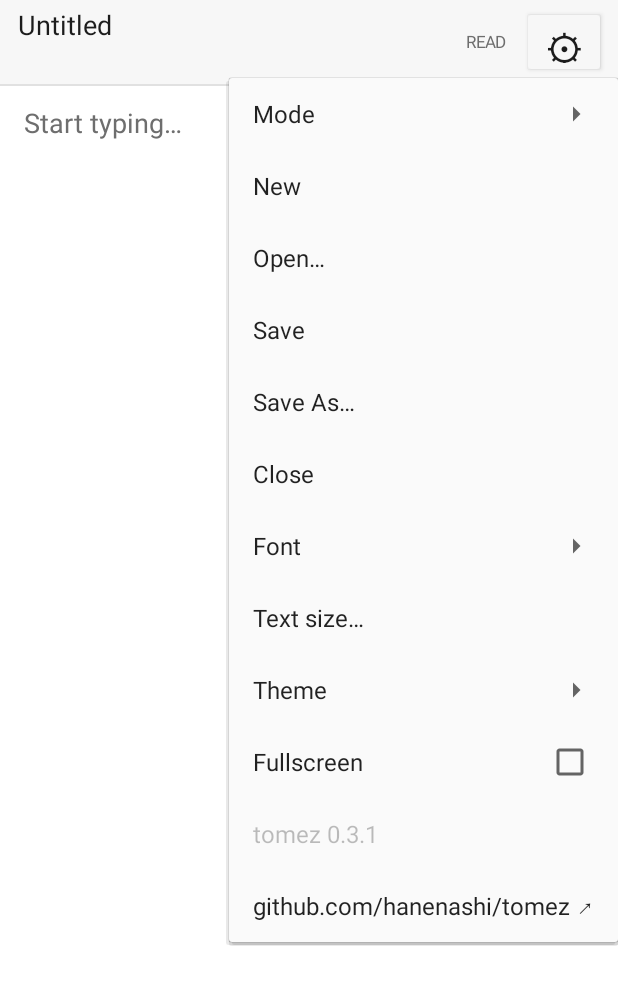
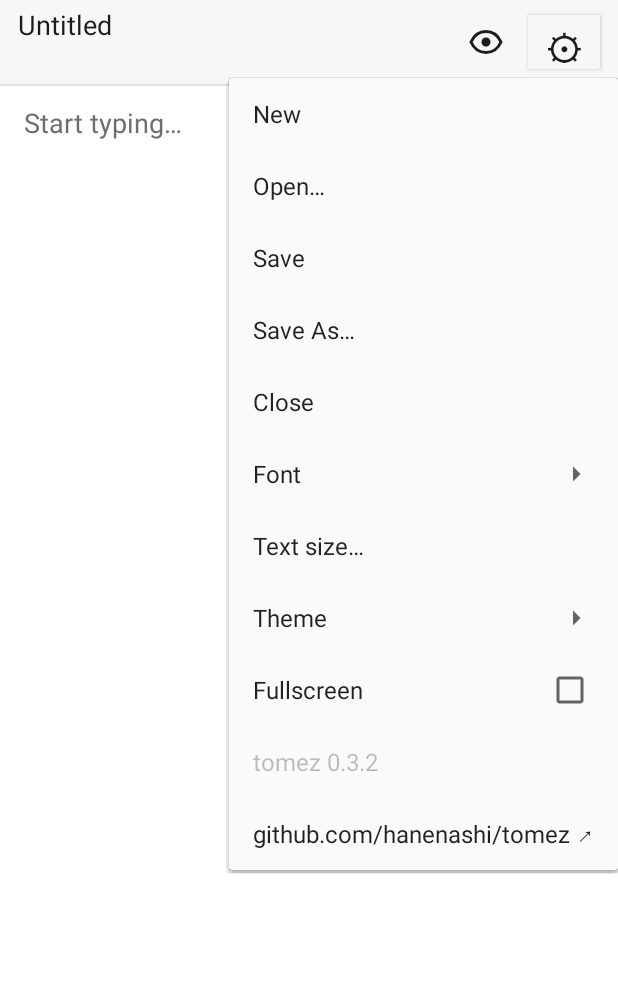
Before and after one commit to hanenashi/tomez, an Android app: the screen it shows after launch (MainActivity), after a tap on an icon or button, on a phone screen of 412 x 824 dp. Shown: the top 985 px of the screen. Run offline under Robolectric (Android 15) with nearby library versions, the light colour scheme and no system bars.

Commit message:
Simplify document path and add mode toggle icon

```diff
--- a/app/build.gradle
+++ b/app/build.gradle
@@ -10,8 +10,8 @@ android {
         applicationId 'com.hanenashi.tomez'
         minSdk 26
         targetSdk 35
-        versionCode 4
-        versionName '0.3.1'
+        versionCode 5
+        versionName '0.3.2'
     }
 
     compileOptions {
--- a/app/src/main/java/com/hanenashi/tomez/MainActivity.java
+++ b/app/src/main/java/com/hanenashi/tomez/MainActivity.java
@@ -32,6 +32,7 @@ import android.view.WindowInsetsController;
 import android.view.ContextThemeWrapper;
 import android.widget.Button;
 import android.widget.EditText;
+import android.widget.ImageButton;
 import android.widget.LinearLayout;
 import android.widget.PopupMenu;
 import android.widget.SeekBar;
@@ -68,8 +69,6 @@ public class MainActivity extends Activity {
     private static final int SAVE = 3;
     private static final int SAVE_AS = 4;
     private static final int CLOSE = 5;
-    private static final int MODE_READ = 6;
-    private static final int MODE_EDIT = 7;
     private static final int FONT_SANS = 10;
     private static final int FONT_SERIF = 11;
     private static final int FONT_MONO = 12;
@@ -92,7 +91,7 @@ public class MainActivity extends Activity {
     private TextView readView;
     private ScrollView readScroll;
     private TextView title;
-    private TextView modeLabel;
+    private ImageButton modeButton;
     private Button menuButton;
     private View toolbar;
     private View divider;
@@ -155,18 +154,22 @@ public class MainActivity extends Activity {
         title.setSingleLine(true);
         title.setEllipsize(TextUtils.TruncateAt.MIDDLE);
         title.setTextSize(18);
-        title.setOnClickListener(view -> new AlertDialog.Builder(themedContext())
-                .setTitle("File location")
-                .setMessage(documentPath)
-                .setPositiveButton("OK", null)
-                .show());
+        title.setOnLongClickListener(view -> {
+            new AlertDialog.Builder(themedContext())
+                    .setTitle("File location")
+                    .setMessage(documentPath)
+                    .setPositiveButton("OK", null)
+                    .show();
+            return true;
+        });
         toolbarRow.addView(title, new LinearLayout.LayoutParams(0, dp(48), 1));
 
-        modeLabel = new TextView(this);
-        modeLabel.setText("READ");
-        modeLabel.setTextSize(11);
-        modeLabel.setGravity(Gravity.CENTER);
-        toolbarRow.addView(modeLabel, new LinearLayout.LayoutParams(dp(48), dp(48)));
+        modeButton = new ImageButton(this);
+        modeButton.setImageResource(R.drawable.ic_read);
+        modeButton.setPadding(dp(12), dp(12), dp(12), dp(12));
+        modeButton.setContentDescription("Read mode. Tap to edit.");
+        modeButton.setOnClickListener(view -> setEditMode(!editMode));
+        toolbarRow.addView(modeButton, new LinearLayout.LayoutParams(dp(48), dp(48)));
 
         menuButton = new Button(this);
         menuButton.setText("⚙");
@@ -218,16 +221,13 @@ public class MainActivity extends Activity {
     private void showMenu(View anchor) {
         PopupMenu popup = new PopupMenu(themedContext(), anchor);
         Menu menu = popup.getMenu();
-        SubMenu modes = menu.addSubMenu(0, 0, 0, "Mode");
-        modes.add(300, MODE_READ, 0, "Read").setCheckable(true).setChecked(!editMode);
-        modes.add(300, MODE_EDIT, 1, "Edit").setCheckable(true).setChecked(editMode);
-        menu.add(0, NEW, 1, "New");
-        menu.add(0, OPEN, 2, "Open…");
-        menu.add(0, SAVE, 3, "Save");
-        menu.add(0, SAVE_AS, 4, "Save As…");
-        menu.add(0, CLOSE, 5, "Close");
+        menu.add(0, NEW, 0, "New");
+        menu.add(0, OPEN, 1, "Open…");
+        menu.add(0, SAVE, 2, "Save");
+        menu.add(0, SAVE_AS, 3, "Save As…");
+        menu.add(0, CLOSE, 4, "Close");
 
-        SubMenu fonts = menu.addSubMenu(0, 0, 6, "Font");
+        SubMenu fonts = menu.addSubMenu(0, 0, 5, "Font");
         int currentFont = preferences.getInt("font", FONT_SANS);
         fonts.add(100, FONT_SANS, 0, "System sans").setCheckable(true)
                 .setChecked(currentFont == FONT_SANS);
@@ -236,9 +236,9 @@ public class MainActivity extends Activity {
         fonts.add(100, FONT_MONO, 2, "Monospace").setCheckable(true)
                 .setChecked(currentFont == FONT_MONO);
 
-        menu.add(0, SIZE, 7, "Text size…");
+        menu.add(0, SIZE, 6, "Text size…");
 
-        SubMenu themes = menu.addSubMenu(0, 0, 8, "Theme");
+        SubMenu themes = menu.addSubMenu(0, 0, 7, "Theme");
         int currentTheme = preferences.getInt("theme", THEME_LIGHT);
         themes.add(200, THEME_LIGHT, 0, "Light").setCheckable(true)
                 .setChecked(currentTheme == THEME_LIGHT);
@@ -249,10 +249,10 @@ public class MainActivity extends Activity {
         themes.add(200, THEME_GREEN, 3, "Green (Matrix)").setCheckable(true)
                 .setChecked(currentTheme == THEME_GREEN);
 
-        menu.add(0, FULLSCREEN, 9, "Fullscreen").setCheckable(true)
+        menu.add(0, FULLSCREEN, 8, "Fullscreen").setCheckable(true)
                 .setChecked(preferences.getBoolean("fullscreen", false));
-        menu.add(0, 0, 10, "tomez " + BuildConfig.VERSION_NAME).setEnabled(false);
-        menu.add(0, GITHUB, 11, "github.com/hanenashi/tomez ↗");
+        menu.add(0, 0, 9, "tomez " + BuildConfig.VERSION_NAME).setEnabled(false);
+        menu.add(0, GITHUB, 10, "github.com/hanenashi/tomez ↗");
 
         popup.setOnMenuItemClickListener(item -> {
             int id = item.getItemId();
@@ -272,12 +272,6 @@ public class MainActivity extends Activity {
                     return true;
                 case SIZE:
                     showTextSizeDialog();
-                    return true;
-                case MODE_READ:
-                    setEditMode(false);
-                    return true;
-                case MODE_EDIT:
-                    setEditMode(true);
                     return true;
                 case FULLSCREEN:
                     preferences.edit().putBoolean("fullscreen",
@@ -429,7 +423,8 @@ public class MainActivity extends Activity {
         toolbar.setBackgroundColor(surface);
         divider.setBackgroundColor(line);
         title.setTextColor(foreground);
-        modeLabel.setTextColor(muted);
+        modeButton.setImageTintList(ColorStateList.valueOf(foreground));
+        modeButton.setBackgroundTintList(ColorStateList.valueOf(surface));
         editor.setTextColor(foreground);
         editor.setHintTextColor(muted);
         editor.setHighlightColor(Color.argb(90, Color.red(accent), Color.green(accent), Color.blue(accent)));
@@ -693,16 +688,31 @@ public class MainActivity extends Activity {
                 if (colon > 0 && colon < id.length() - 1) {
                     String volume = id.substring(0, colon);
                     String relative = id.substring(colon + 1);
-                    String root = "primary".equalsIgnoreCase(volume)
-                            ? "/storage/emulated/0" : "/storage/" + volume;
-                    return root + "/" + relative;
+                    if ("primary".equalsIgnoreCase(volume)) return relative;
+                    if ("home".equalsIgnoreCase(volume))
+                        return relative.startsWith("Documents/") ? relative : "Documents/" + relative;
+                    return volume + "/" + relative;
                 }
             } catch (IllegalArgumentException ignored) { }
         }
+        if ("com.android.providers.downloads.documents".equals(uri.getAuthority())) {
+            try {
+                String id = DocumentsContract.getDocumentId(uri);
+                if (id.startsWith("raw:")) return userVisiblePath(id.substring(4));
+            } catch (IllegalArgumentException ignored) { }
+            return "Download/" + name;
+        }
         if ("file".equals(uri.getScheme()) && uri.getPath() != null)
-            return uri.getPath();
+            return userVisiblePath(uri.getPath());
         // Other document providers can use opaque IDs rather than filesystem paths.
         return name + " · " + uri;
+    }
+
+    private String userVisiblePath(String path) {
+        for (String prefix : new String[]{"/storage/emulated/0/", "/storage/self/primary/", "/sdcard/"}) {
+            if (path.startsWith(prefix)) return path.substring(prefix.length());
+        }
+        return path;
     }
 
     private void setEditorText(String text) {
@@ -721,6 +731,7 @@ public class MainActivity extends Activity {
     private void setBusy(boolean value) {
         busy = value;
         editor.setEnabled(!value);
+        modeButton.setEnabled(!value);
         menuButton.setEnabled(!value);
     }
 
@@ -743,7 +754,9 @@ public class MainActivity extends Activity {
         }
         editMode = editing;
         int generation = ++modeGeneration;
-        modeLabel.setText(editing ? "EDIT" : "READ");
+        modeButton.setImageResource(editing ? R.drawable.ic_edit : R.drawable.ic_read);
+        modeButton.setContentDescription(editing
+                ? "Edit mode. Tap to read." : "Read mode. Tap to edit.");
         if (editing) {
             editor.setVisibility(View.VISIBLE);
             readScroll.setVisibility(View.GONE);
--- /dev/null
+++ b/app/src/main/res/drawable/ic_edit.xml
@@ -0,0 +1,9 @@
+<vector xmlns:android="http://schemas.android.com/apk/res/android"
+    android:width="24dp"
+    android:height="24dp"
+    android:viewportWidth="24"
+    android:viewportHeight="24">
+    <path
+        android:fillColor="#FFFFFFFF"
+        android:pathData="M3,17.25 L3,21 L6.75,21 L17.81,9.94 L14.06,6.19 Z M20.71,7.04 C21.1,6.65 21.1,6.02 20.71,5.63 L18.37,3.29 C17.98,2.9 17.35,2.9 16.96,3.29 L15.13,5.12 L18.88,8.87 Z" />
+</vector>
--- /dev/null
+++ b/app/src/main/res/drawable/ic_read.xml
@@ -0,0 +1,14 @@
+<vector xmlns:android="http://schemas.android.com/apk/res/android"
+    android:width="24dp"
+    android:height="24dp"
+    android:viewportWidth="24"
+    android:viewportHeight="24">
+    <path
+        android:fillColor="@android:color/transparent"
+        android:strokeColor="#FFFFFFFF"
+        android:strokeWidth="2"
+        android:pathData="M2,12 C4,7.5 7.5,5 12,5 C16.5,5 20,7.5 22,12 C20,16.5 16.5,19 12,19 C7.5,19 4,16.5 2,12 Z" />
+    <path
+        android:fillColor="#FFFFFFFF"
+        android:pathData="M12,9 C10.34,9 9,10.34 9,12 C9,13.66 10.34,15 12,15 C13.66,15 15,13.66 15,12 C15,10.34 13.66,9 12,9 Z" />
+</vector>
```
Also changed, not shown: 1 other file.
